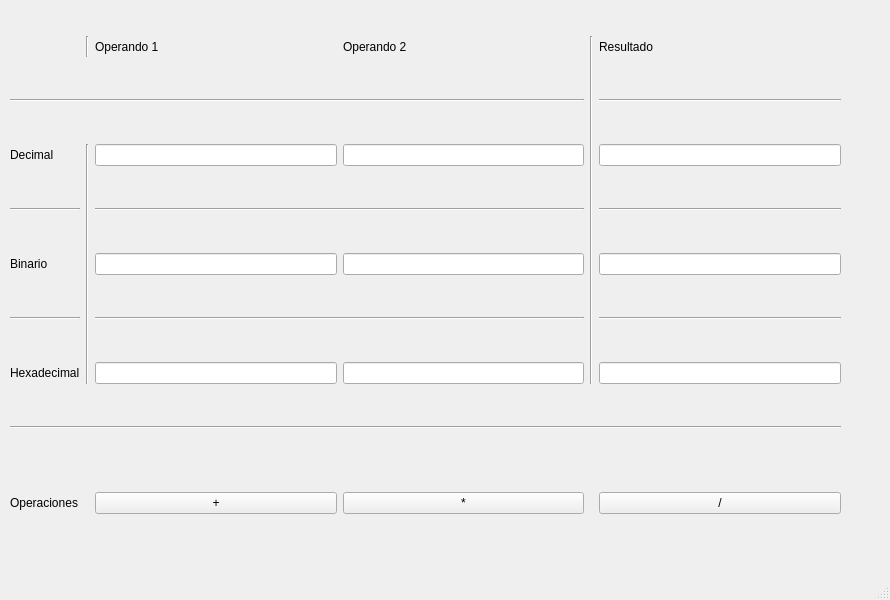
The window that mainwindow.ui (pgonzs08/calculadora_IEEE754) describes before a commit, drawn with Qt 5.
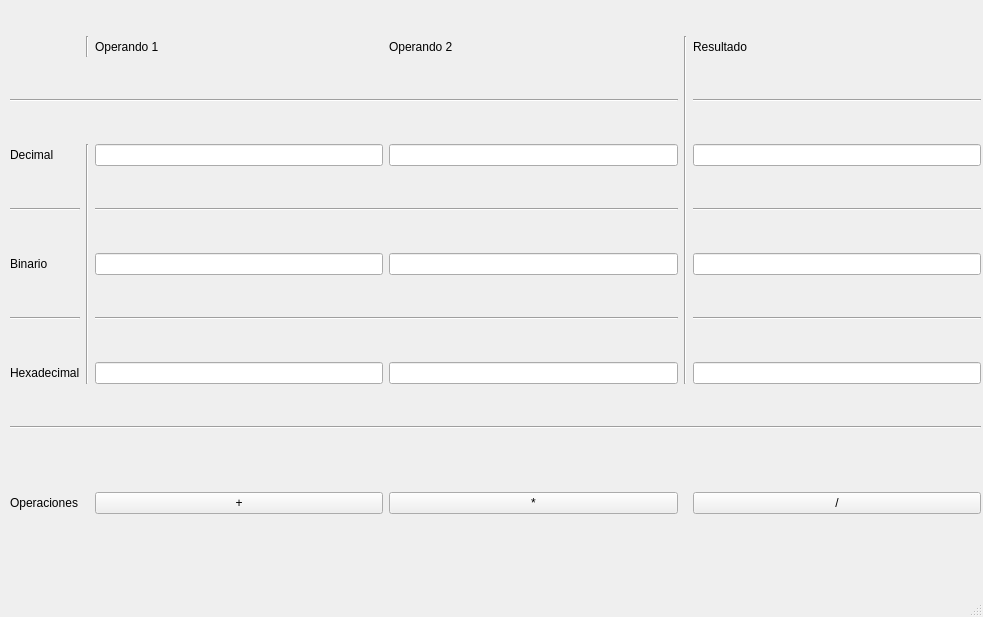
The same window after the commit.

Commit message: Suma añadida y funcionando, trabajando en representacion de numeros binarios, faltan multiplicacion, division y representacion de hexadecimales

```diff
--- a/mainwindow.ui
+++ b/mainwindow.ui
@@ -6,8 +6,8 @@
    <rect>
     <x>0</x>
     <y>0</y>
-    <width>890</width>
-    <height>600</height>
+    <width>983</width>
+    <height>617</height>
    </rect>
   </property>
   <property name="windowTitle">
@@ -19,7 +19,7 @@
      <rect>
       <x>10</x>
       <y>0</y>
-      <width>831</width>
+      <width>971</width>
       <height>551</height>
      </rect>
     </property>
```
Left out of the diff: 2 changed lines with no effect on the pictures. The commit also changes 2 other files.
